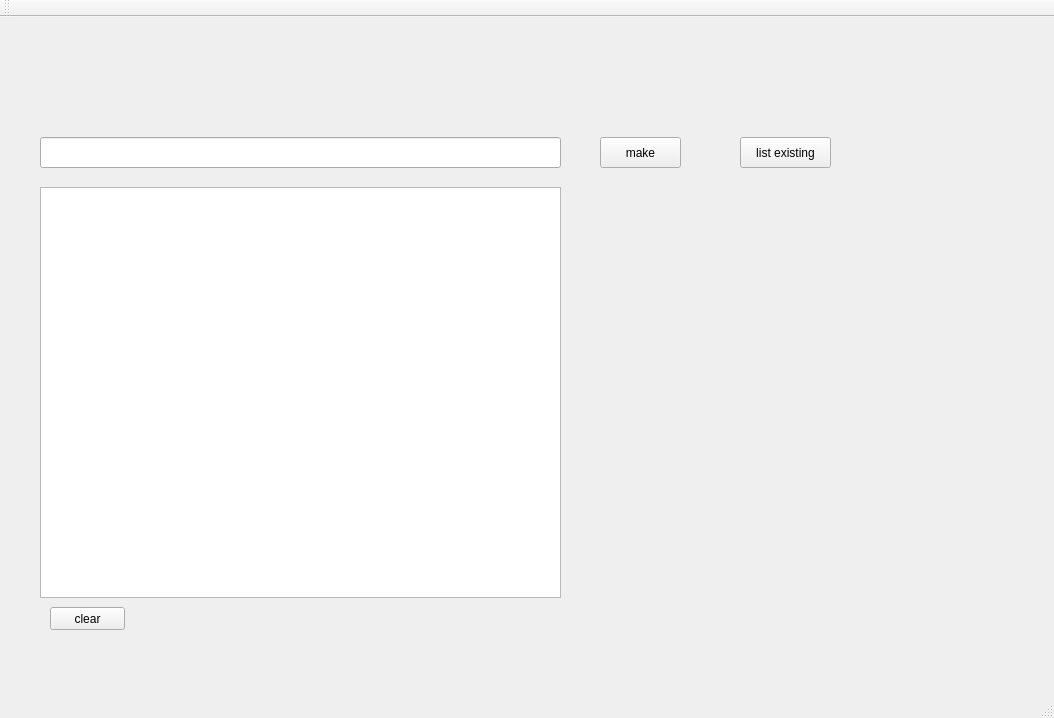
This is gui/gui.ui in nh2oh/au as Qt 5 draws it before an edit. The edited form follows.
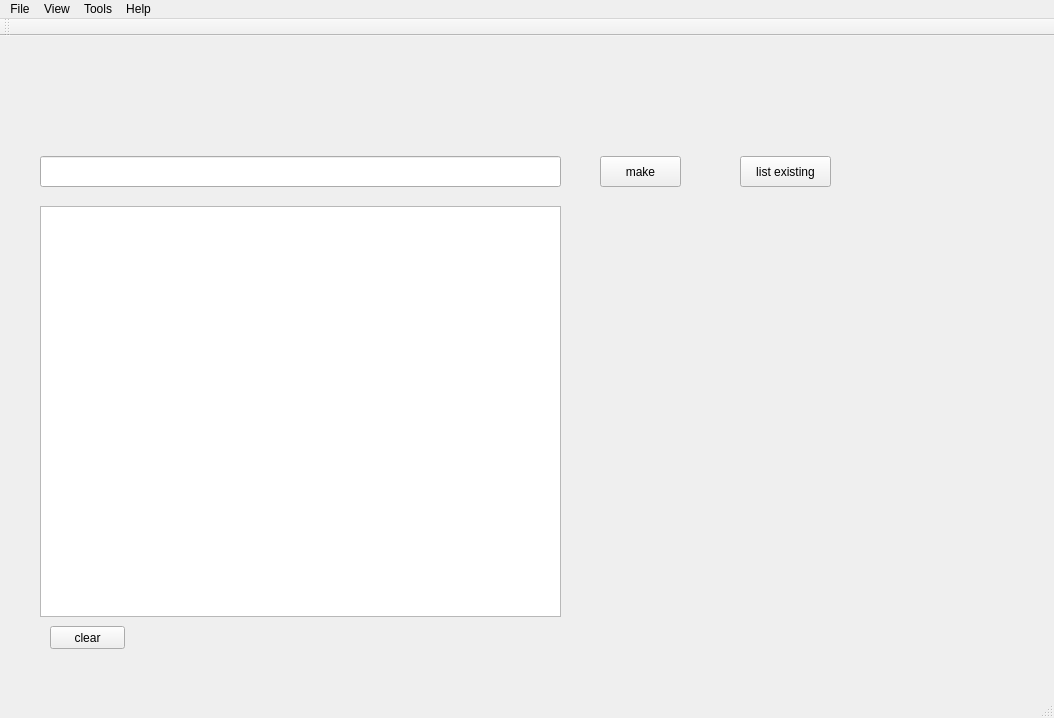
This is the edited form.

The edit to the form file:
```diff
--- a/gui/gui.ui
+++ b/gui/gui.ui
@@ -80,9 +80,34 @@
      <x>0</x>
      <y>0</y>
      <width>1054</width>
-     <height>18</height>
+     <height>22</height>
     </rect>
    </property>
+   <widget class="QMenu" name="menuFile">
+    <property name="title">
+     <string>File</string>
+    </property>
+   </widget>
+   <widget class="QMenu" name="menuView">
+    <property name="title">
+     <string>View</string>
+    </property>
+    <addaction name="actionFonts_and_colors"/>
+   </widget>
+   <widget class="QMenu" name="menuTools">
+    <property name="title">
+     <string>Tools</string>
+    </property>
+   </widget>
+   <widget class="QMenu" name="menuHelp">
+    <property name="title">
+     <string>Help</string>
+    </property>
+   </widget>
+   <addaction name="menuFile"/>
+   <addaction name="menuView"/>
+   <addaction name="menuTools"/>
+   <addaction name="menuHelp"/>
   </widget>
   <widget class="QToolBar" name="mainToolBar">
    <attribute name="toolBarArea">
```
Left out of the diff: 5 changed lines with no effect on the pictures.
